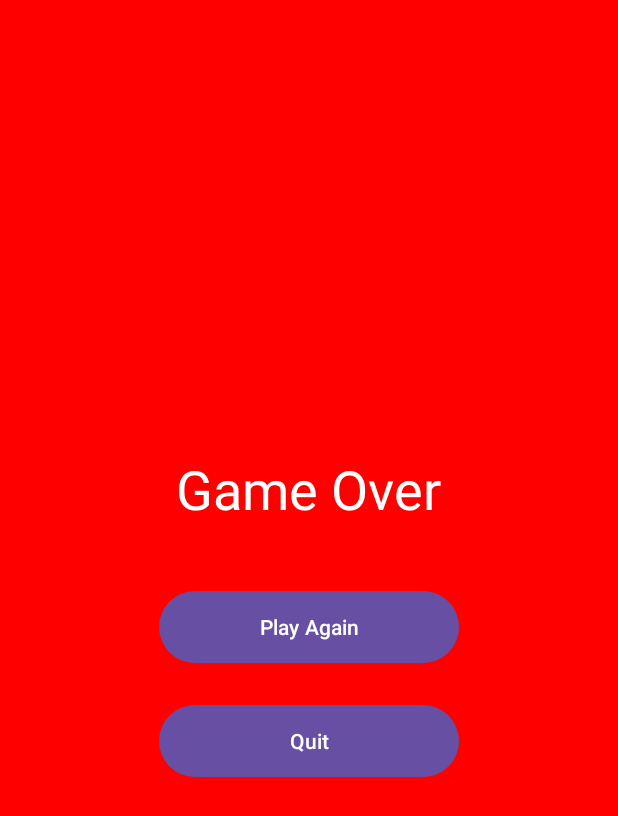
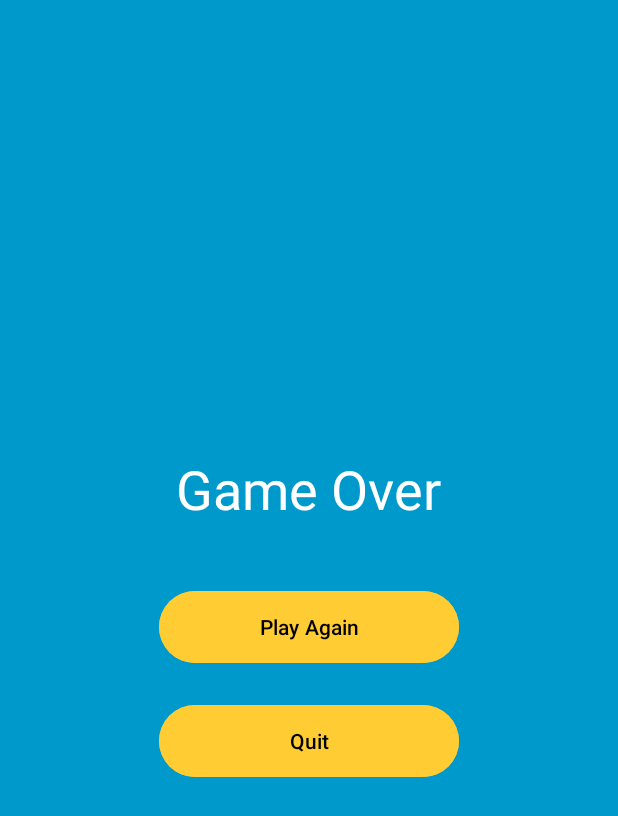
Before and after one commit to ammissess/Run-Away-Hero-2D, an Android app: the GameOverActivity screen opened directly, with no data from a screen before it, on a phone screen of 412 x 824 dp. Shown: the top 816 px of the screen. Run offline under Robolectric (Android 15) with nearby library versions, the phone set to English and light mode, and no system bars.

Commit message:
add backgound vs fix gameover

```diff
--- a/app/src/main/res/layout/activity_game_over.xml
+++ b/app/src/main/res/layout/activity_game_over.xml
@@ -4,7 +4,7 @@
     android:layout_height="match_parent"
     android:orientation="vertical"
     android:gravity="center"
-    android:background="#ffff0000">
+    android:background="#0099CC">
 
     <TextView
         android:layout_width="wrap_content"
@@ -19,11 +19,16 @@
         android:layout_width="200dp"
         android:layout_height="56dp"
         android:text="Play Again"
-        android:layout_marginBottom="20dp"/>
+        android:layout_marginBottom="20dp"
+        android:backgroundTint="#FFCC33"
+        android:textColor="#000000"/> <!-- chữ màu đen cho dễ nhìn -->
 
     <Button
         android:id="@+id/btn_quit"
         android:layout_width="200dp"
         android:layout_height="56dp"
-        android:text="Quit"/>
+        android:text="Quit"
+        android:backgroundTint="#FFCC33"
+        android:textColor="#000000"/>
+
 </LinearLayout>
--- a/gradle/libs.versions.toml
+++ b/gradle/libs.versions.toml
@@ -1,5 +1,5 @@
 [versions]
-agp = "8.13.0"
+agp = "8.12.0"
 junit = "4.13.2"
 junitVersion = "1.3.0"
 espressoCore = "3.7.0"
```
Also changed, not shown: app/src/main/java/com/example/game2dfighting/view/map/GameView.java (+41 -15 lines), app/src/main/res/drawable/glass2_background.jpg (added), app/src/main/res/drawable/glass_background.jpg (added).
